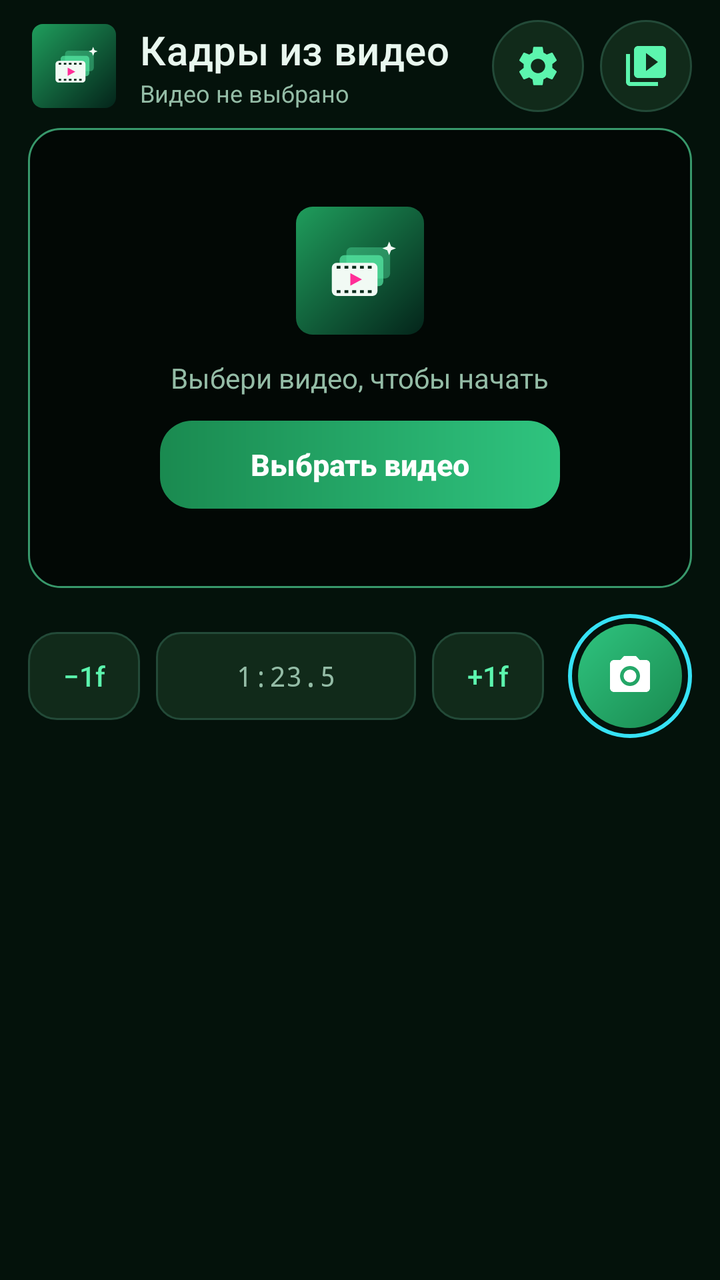
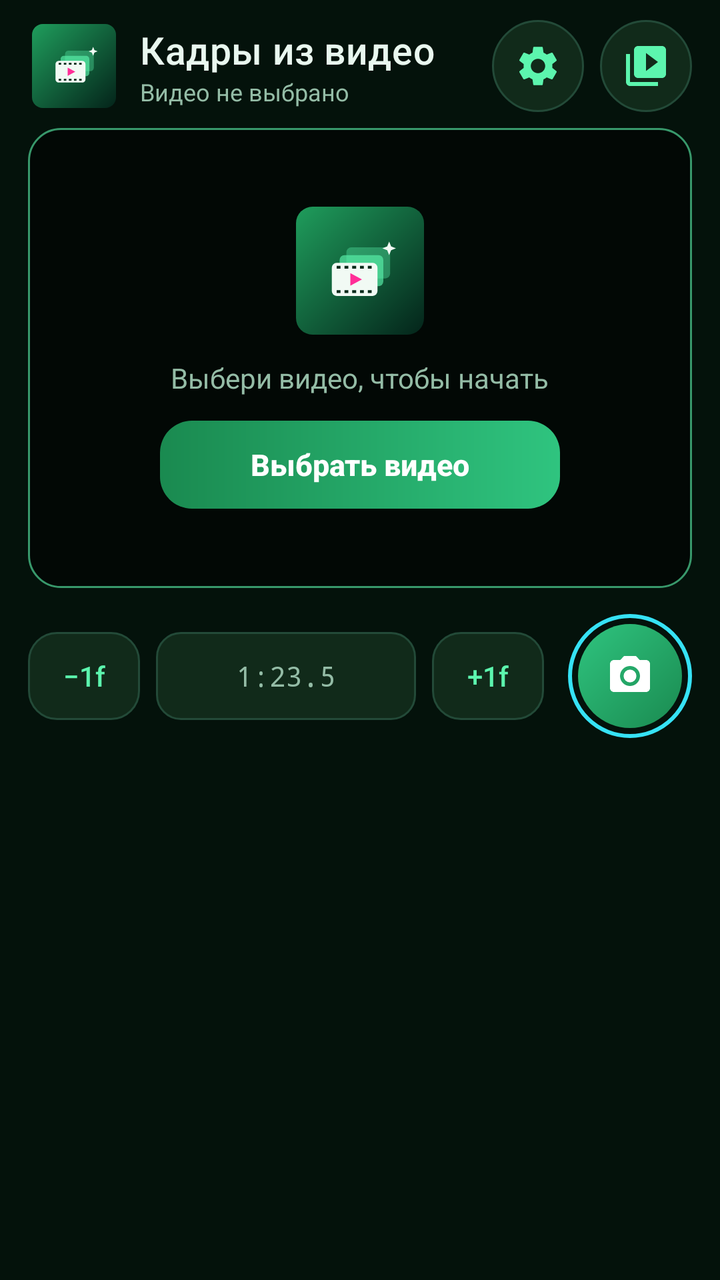

An Android layout rendered at two revisions. The XML below is the earlier revision; the diff shows what the commit changed to produce the second picture.
<!-- AndroidManifest.xml: application theme AppTheme -->
<!-- res/layout/activity_main.xml -->
<?xml version="1.0" encoding="utf-8"?>
<FrameLayout xmlns:android="http://schemas.android.com/apk/res/android"
    android:id="@+id/root"
    android:layout_width="match_parent"
    android:layout_height="match_parent"
    android:background="@color/bg">

    
    <com.dave.framegrabber.SynthwaveView
        android:id="@+id/bgView"
        android:layout_width="match_parent"
        android:layout_height="match_parent"
        android:visibility="gone" />

    <LinearLayout
        android:id="@+id/content"
        android:layout_width="match_parent"
        android:layout_height="match_parent"
        android:orientation="vertical">

        
        <LinearLayout
            android:id="@+id/appBar"
            android:layout_width="match_parent"
            android:layout_height="wrap_content"
            android:gravity="center_vertical"
            android:orientation="horizontal"
            android:paddingStart="16dp"
            android:paddingTop="10dp"
            android:paddingEnd="14dp"
            android:paddingBottom="8dp">

            <ImageView
                android:id="@+id/logo"
                android:layout_width="42dp"
                android:layout_height="42dp"
                android:elevation="4dp"
                android:src="@drawable/logo_mark" />

            <LinearLayout
                android:id="@+id/titleBox"
                android:layout_width="0dp"
                android:layout_height="wrap_content"
                android:layout_weight="1"
                android:orientation="vertical"
                android:paddingStart="12dp">
                <TextView
                    android:layout_width="wrap_content"
                    android:layout_height="wrap_content"
                    android:fontFamily="sans-serif-medium"
                    android:letterSpacing="0.01"
                    android:text="Кадры из видео"
                    android:textColor="@color/text"
                    android:textSize="20sp" />
                <TextView
                    android:id="@+id/txtInfo"
                    android:layout_width="wrap_content"
                    android:layout_height="wrap_content"
                    android:ellipsize="middle"
                    android:singleLine="true"
                    android:text="Видео не выбрано"
                    android:textColor="@color/textDim"
                    android:textSize="12sp" />
            </LinearLayout>

            <ImageButton
                android:id="@+id/btnSettings"
                style="@style/IconBtn"
                android:layout_marginEnd="8dp"
                android:contentDescription="Общие настройки"
                android:src="@drawable/ic_settings" />

            <ImageButton
                android:id="@+id/btnPick"
                style="@style/IconBtn"
                android:contentDescription="Выбрать видео"
                android:src="@drawable/ic_video_library" />
        </LinearLayout>

        
        <FrameLayout
            android:id="@+id/previewCard"
            android:layout_width="match_parent"
            android:layout_height="230dp"
            android:layout_marginStart="14dp"
            android:layout_marginEnd="14dp"
            android:background="@drawable/bg_preview"
            android:elevation="6dp">

            <ImageView
                android:id="@+id/imgPreview"
                android:layout_width="match_parent"
                android:layout_height="match_parent"
                android:scaleType="fitCenter" />

            
            <ImageView
                android:id="@+id/imgCapture"
                android:layout_width="match_parent"
                android:layout_height="match_parent"
                android:background="#FF030806"
                android:scaleType="fitCenter"
                android:visibility="gone" />

            <LinearLayout
                android:id="@+id/placeholder"
                android:layout_width="match_parent"
                android:layout_height="match_parent"
                android:gravity="center"
                android:orientation="vertical">
                <ImageView
                    android:id="@+id/phIcon"
                    android:layout_width="64dp"
                    android:layout_height="64dp"
                    android:src="@drawable/logo_mark" />
                <TextView
                    android:layout_width="wrap_content"
                    android:layout_height="wrap_content"
                    android:paddingTop="12dp"
                    android:text="Выбери видео, чтобы начать"
                    android:textColor="@color/textDim"
                    android:textSize="14sp" />
                <Button
                    android:id="@+id/btnPickBig"
                    style="@style/BtnPrimary"
                    android:layout_width="wrap_content"
                    android:minHeight="44dp"
                    android:minWidth="200dp"
                    android:maxLines="1"
                    android:paddingStart="24dp"
                    android:paddingEnd="24dp"
                    android:text="Выбрать видео" />
            </LinearLayout>

            
            <LinearLayout
                android:id="@+id/chipMode"
                android:layout_width="wrap_content"
                android:layout_height="wrap_content"
                android:layout_gravity="top|start"
                android:layout_margin="10dp"
                android:background="@drawable/bg_chip"
                android:gravity="center_vertical"
                android:orientation="horizontal"
                android:paddingStart="10dp"
                android:paddingTop="4dp"
                android:paddingEnd="10dp"
                android:paddingBottom="4dp"
                android:visibility="gone">
                <View
                    android:id="@+id/chipDot"
                    android:layout_width="7dp"
                    android:layout_height="7dp"
                    android:background="@drawable/dot" />
                <TextView
                    android:id="@+id/chipText"
                    android:layout_width="wrap_content"
                    android:layout_height="wrap_content"
                    android:paddingStart="6dp"
                    android:letterSpacing="0.08"
                    android:text="ВИДЕО"
                    android:textColor="@color/accent"
                    android:textSize="11sp"
                    android:textStyle="bold" />
            </LinearLayout>

            <TextView
                android:id="@+id/txtTimeBadge"
                android:layout_width="wrap_content"
                android:layout_height="wrap_content"
                android:layout_gravity="bottom|end"
                android:layout_margin="10dp"
                android:background="@drawable/bg_chip"
                android:fontFamily="monospace"
                android:paddingStart="10dp"
                android:paddingTop="3dp"
                android:paddingEnd="10dp"
                android:paddingBottom="3dp"
                android:textColor="@color/text"
                android:textSize="12sp"
                android:visibility="gone" />

            <ImageButton
                android:id="@+id/btnCloseCap"
                style="@style/GlassBtn"
                android:layout_gravity="top|end"
                android:layout_margin="8dp"
                android:layout_marginTop="10dp"
                android:layout_marginEnd="10dp"
                android:contentDescription="Назад к видео"
                android:src="@drawable/ic_close"
                android:visibility="gone" />

            <ImageButton
                android:id="@+id/btnCapPrev"
                style="@style/GlassBtn"
                android:layout_gravity="center_vertical|start"
                android:layout_margin="8dp"
                android:contentDescription="Предыдущий кадр"
                android:src="@drawable/ic_chev_left"
                android:visibility="gone" />

            <ImageButton
                android:id="@+id/btnCapNext"
                style="@style/GlassBtn"
                android:layout_gravity="center_vertical|end"
                android:layout_margin="8dp"
                android:contentDescription="Следующий кадр"
                android:src="@drawable/ic_chev_right"
                android:visibility="gone" />

            <View
                android:id="@+id/flash"
                android:layout_width="match_parent"
                android:layout_height="match_parent"
                android:alpha="0"
                android:background="#FFFFFFFF" />
        </FrameLayout>

        
        <FrameLayout
            android:id="@+id/actionBar"
            android:layout_width="match_parent"
            android:layout_height="68dp"
            android:layout_marginStart="14dp"
            android:layout_marginTop="10dp"
            android:layout_marginEnd="14dp"
            android:layout_marginBottom="4dp">

            <LinearLayout
                android:id="@+id/videoBar"
                android:layout_width="match_parent"
                android:layout_height="match_parent"
                android:gravity="center_vertical"
                android:orientation="horizontal">

                <Button
                    android:id="@+id/btnPrev"
                    style="@style/BtnSecondary"
                    android:text="−1f" />

                <EditText
                    android:id="@+id/editTime"
                    style="@style/Input"
                    android:layout_width="0dp"
                    android:layout_weight="1"
                    android:layout_marginStart="8dp"
                    android:layout_marginEnd="8dp"
                    android:fontFamily="monospace"
                    android:paddingStart="4dp"
                    android:paddingEnd="4dp"
                    android:textSize="14sp"
                    android:hint="1:23.5"
                    android:imeOptions="actionGo"
                    android:inputType="text" />

                <Button
                    android:id="@+id/btnNext"
                    style="@style/BtnSecondary"
                    android:text="+1f" />

                <ImageButton
                    android:id="@+id/btnCapture"
                    android:layout_width="62dp"
                    android:layout_height="62dp"
                    android:layout_marginStart="12dp"
                    android:background="@drawable/btn_shutter"
                    android:contentDescription="Снять кадр"
                    android:elevation="4dp"
                    android:src="@drawable/ic_camera"
                    android:stateListAnimator="@animator/press_scale"
                    android:tint="#FFFFFFFF" />
            </LinearLayout>

            <LinearLayout
                android:id="@+id/captureBar"
                android:layout_width="match_parent"
                android:layout_height="match_parent"
                android:orientation="horizontal"
                android:visibility="gone">
                <Button
                    android:id="@+id/actShare"
                    style="@style/ActionBtn"
                    android:drawableTop="@drawable/ic_share"
                    android:text="Поделиться" />
                <Button
                    android:id="@+id/actSave"
                    style="@style/ActionBtn"
                    android:layout_marginStart="8dp"
                    android:drawableTop="@drawable/ic_download"
                    android:text="Сохранить" />
                <Button
                    android:id="@+id/actJump"
                    style="@style/ActionBtn"
                    android:layout_marginStart="8dp"
                    android:drawableTop="@drawable/ic_target"
                    android:text="К моменту" />
                <Button
                    android:id="@+id/actDelete"
                    style="@style/ActionBtn"
                    android:layout_marginStart="8dp"
                    android:drawableTint="@color/danger"
                    android:drawableTop="@drawable/ic_delete"
                    android:text="Удалить" />
            </LinearLayout>
        </FrameLayout>

        <ListView
            android:id="@+id/list"
            android:layout_width="match_parent"
            android:layout_height="0dp"
            android:layout_weight="1"
            android:clipToPadding="false"
            android:divider="@null"
            android:scrollbars="none" />
    </LinearLayout>
</FrameLayout>
<!-- resources referenced by this layout -->
<resources>
  <color name="accent">#FF5CF5AE</color>
  <color name="bg">#FF04120B</color>
  <color name="danger">#FFFF5C7A</color>
  <color name="text">#FFE9F7EF</color>
  <color name="textDim">#FF94BCA6</color>
  <!-- drawable bg_chip (drawable) -->
  <?xml version="1.0" encoding="utf-8"?>
  <shape xmlns:android="http://schemas.android.com/apk/res/android" android:shape="rectangle">
      <solid android:color="#B3041009" />
      <corners android:radius="20dp" />
      <stroke android:width="1dp" android:color="#337FE0A6" />
  </shape>
  <!-- drawable bg_preview (drawable) -->
  <?xml version="1.0" encoding="utf-8"?>
  <shape xmlns:android="http://schemas.android.com/apk/res/android" android:shape="rectangle">
      <solid android:color="#FF020805" />
      <corners android:radius="16dp" />
      <stroke android:width="1dp" android:color="#995CF5AE" />
  </shape>
  <!-- drawable dot (drawable) -->
  <?xml version="1.0" encoding="utf-8"?>
  <shape xmlns:android="http://schemas.android.com/apk/res/android" android:shape="oval">
      <solid android:color="@color/accent" />
      <size android:width="7dp" android:height="7dp" />
  </shape>
  <!-- drawable ic_download (drawable) -->
  <?xml version="1.0" encoding="utf-8"?>
  <vector xmlns:android="http://schemas.android.com/apk/res/android"
      android:width="24dp" android:height="24dp"
      android:viewportWidth="24" android:viewportHeight="24" android:tint="?android:attr/textColorPrimary">
      <path android:fillColor="#FFFFFFFF" android:pathData="M19,9h-4V3H9v6H5l7,7 7,-7zM5,18v2h14v-2H5z" />
  </vector>
  <style name="GlassBtn">
          <item name="android:layout_width">38dp</item>
          <item name="android:layout_height">38dp</item>
          <item name="android:background">@drawable/btn_icon_glass</item>
          <item name="android:tint">@color/text</item>
          <item name="android:scaleType">center</item>
          <item name="android:stateListAnimator">@animator/press_scale</item>
      </style>
  <style name="IconBtn">
          <item name="android:layout_width">46dp</item>
          <item name="android:layout_height">46dp</item>
          <item name="android:background">@drawable/btn_icon</item>
          <item name="android:tint">@color/accent</item>
          <item name="android:scaleType">center</item>
          <item name="android:stateListAnimator">@animator/press_scale</item>
      </style>
  <color name="cyan">#FF36E2F5</color>
  <color name="primaryBright">#FF2FC47F</color>
  <color name="primary">#FF1A8A50</color>
  <!-- drawable btn_icon_glass (drawable) -->
  <?xml version="1.0" encoding="utf-8"?>
  <ripple xmlns:android="http://schemas.android.com/apk/res/android" android:color="#557FE0A6">
      <item>
          <shape android:shape="oval">
              <solid android:color="#99031008" />
          </shape>
      </item>
  </ripple>
  <!-- drawable btn_icon (drawable) -->
  <?xml version="1.0" encoding="utf-8"?>
  <ripple xmlns:android="http://schemas.android.com/apk/res/android" android:color="#337FE0A6">
      <item>
          <shape android:shape="oval">
              <solid android:color="@color/surface2" />
              <stroke android:width="1dp" android:color="@color/stroke" />
          </shape>
      </item>
  </ripple>
  <style name="DialogTheme" parent="android:Theme.Material.Dialog.Alert">
          <item name="android:windowBackground">@drawable/bg_dialog</item>
          <item name="android:colorAccent">@color/accent</item>
          <item name="android:textColorPrimary">@color/text</item>
      </style>
  <color name="surface">#E00C2218</color>
  <color name="stroke">#FF234A38</color>
  <color name="surface2">#CC14301F</color>
  <!-- drawable bg_dialog (drawable) -->
  <?xml version="1.0" encoding="utf-8"?>
  <inset xmlns:android="http://schemas.android.com/apk/res/android" android:inset="16dp">
      <shape android:shape="rectangle">
          <solid android:color="@color/surface" />
          <corners android:radius="20dp" />
          <stroke android:width="1dp" android:color="@color/stroke" />
      </shape>
  </inset>
  <!-- unchanged entries left out for length: 21 -->
</resources>

<!-- the commit's change to res/layout/activity_main.xml (unified diff, before → after) -->
@@ -49,9 +49,11 @@
                     android:layout_height="wrap_content"
                     android:fontFamily="sans-serif-medium"
                     android:letterSpacing="0.01"
+                    android:ellipsize="end"
+                    android:maxLines="1"
                     android:text="Кадры из видео"
                     android:textColor="@color/text"
-                    android:textSize="20sp" />
+                    android:textSize="19sp" />
                 <TextView
                     android:id="@+id/txtInfo"
                     android:layout_width="wrap_content"
